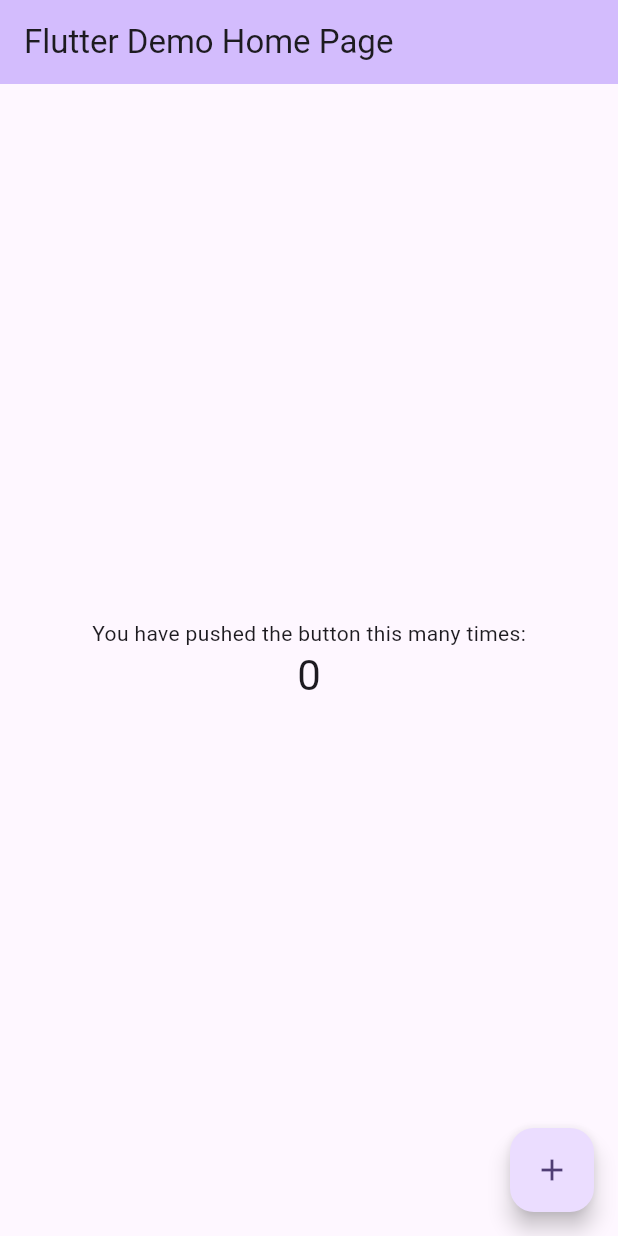
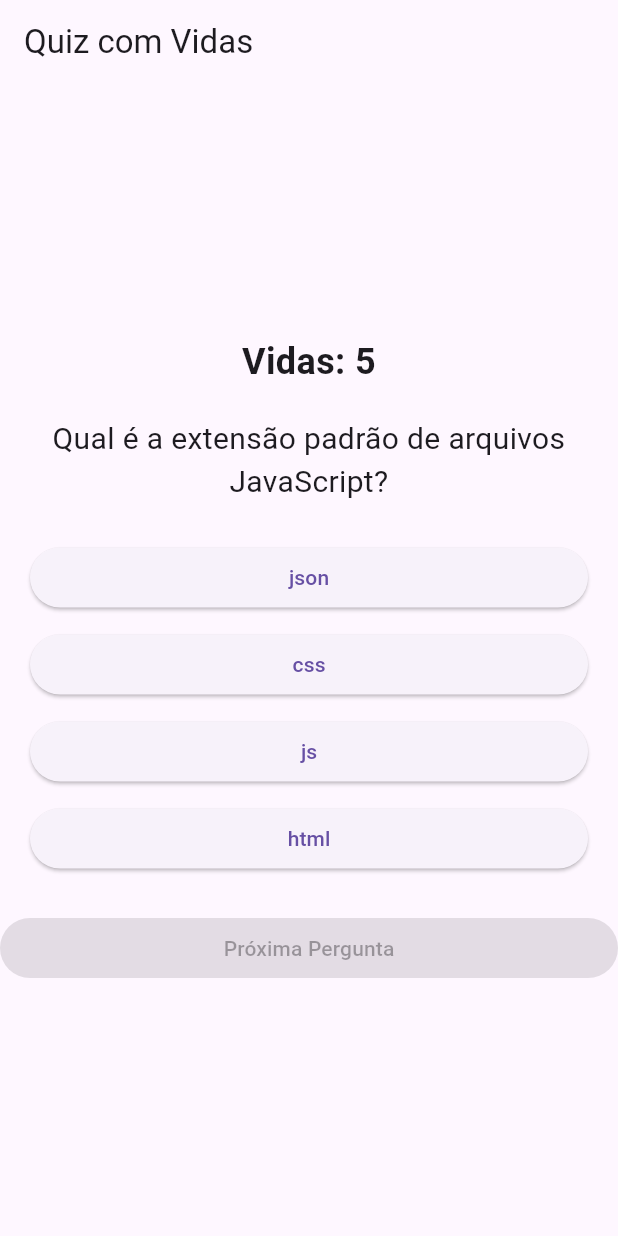
Before and after one commit to Organizacao-Tributo-Victor-Guimaraes/projeto_teclearn_flutter_2, a Flutter app: the screen it shows after launch, on a phone screen of 412 x 824 dp. Run offline on Flutter 3.47's test engine with Material 3 defaults, Android fonts, the phone set to English and light mode, and no system bars.

Commit message:
Criando main.dart para o sistema de quiz.
Criando um sistema com perguntas e respostas, em que ao responder uma pergunta, o botão de ir para a próxima pergunta seja liberado. Contando também com um contador de vidas.  O sistema reconhece quando suas vidas acabam e dá "Game Over", além de que ele manda as perguntas que foram respondidas incorretamente para o fim da fila, e coloca a ordem das respostas em posições aleatórias.

```diff
--- a/projeto_teclearn_flutter/lib/main.dart
+++ b/projeto_teclearn_flutter/lib/main.dart
@@ -1,125 +1,223 @@
 import 'package:flutter/material.dart';
+import 'dart:math';
 
 void main() {
-  runApp(const MyApp());
+  runApp(QuizApp());
 }
 
-class MyApp extends StatelessWidget {
-  const MyApp({super.key});
-
-  // This widget is the root of your application.
+class QuizApp extends StatelessWidget {
   @override
   Widget build(BuildContext context) {
     return MaterialApp(
-      title: 'Flutter Demo',
-      theme: ThemeData(
-        // This is the theme of your application.
-        //
-        // TRY THIS: Try running your application with "flutter run". You'll see
-        // the application has a purple toolbar. Then, without quitting the app,
-        // try changing the seedColor in the colorScheme below to Colors.green
-        // and then invoke "hot reload" (save your changes or press the "hot
-        // reload" button in a Flutter-supported IDE, or press "r" if you used
-        // the command line to start the app).
-        //
-        // Notice that the counter didn't reset back to zero; the application
-        // state is not lost during the reload. To reset the state, use hot
-        // restart instead.
-        //
-        // This works for code too, not just values: Most code changes can be
-        // tested with just a hot reload.
-        colorScheme: ColorScheme.fromSeed(seedColor: Colors.deepPurple),
-        useMaterial3: true,
-      ),
-      home: const MyHomePage(title: 'Flutter Demo Home Page'),
+      debugShowCheckedModeBanner: false,
+      home: QuizPage(),
     );
   }
 }
 
-class MyHomePage extends StatefulWidget {
-  const MyHomePage({super.key, required this.title});
+class QuizPage extends StatefulWidget {
+  @override
+  _QuizPageState createState() => _QuizPageState();
+}
 
-  // This widget is the home page of your application. It is stateful, meaning
-  // that it has a State object (defined below) that contains fields that affect
-  // how it looks.
+class _QuizPageState extends State<QuizPage> {
+  int currentQuestionIndex = 0;
+  int lives = 5;
+  bool isOptionSelected = false;
+  bool isAnswerCorrect = false;
 
-  // This class is the configuration for the state. It holds the values (in this
-  // case the title) provided by the parent (in this case the App widget) and
-  // used by the build method of the State. Fields in a Widget subclass are
-  // always marked "final".
+  final List<Map<String, Object>> questions = [
+    {
+      'question': 'Qual é a extensão padrão de arquivos JavaScript?',
+      'options': ['html', 'json', 'js', 'css'],
+      'correctAnswer': 'js',
+    },
+    {
+      'question': 'Qual é o maior planeta do sistema solar?',
+      'options': ['Terra', 'Marte', 'Júpiter', 'Saturno'],
+      'correctAnswer': 'Júpiter',
+    },
+    {
+      'question': 'Qual a variável para inteiros?',
+      'options': ['float', 'int', 'double', 'char'],
+      'correctAnswer': 'int',
+    },
+    {
+      'question': 'Em Python, como você imprime algo na tela?',
+      'options': ['echo()', 'System.out.println()', 'console.log()', 'print()'],
+      'correctAnswer': 'print()',
+    },
+  ];
 
-  final String title;
+  late List<Map<String, Object>> questionQueue;
 
   @override
-  State<MyHomePage> createState() => _MyHomePageState();
+  void initState() {
+    super.initState();
+    resetGame();
   }
 
-class _MyHomePageState extends State<MyHomePage> {
-  int _counter = 0;
+  void shuffleOptions() {
+    final currentOptions = questionQueue[currentQuestionIndex]['options'] as List<String>;
+    currentOptions.shuffle(Random());
+  }
 
-  void _incrementCounter() {
+  void handleAnswer(String selectedAnswer) {
+    final correctAnswer = questionQueue[currentQuestionIndex]['correctAnswer'] as String;
+
     setState(() {
-      // This call to setState tells the Flutter framework that something has
-      // changed in this State, which causes it to rerun the build method below
-      // so that the display can reflect the updated values. If we changed
-      // _counter without calling setState(), then the build method would not be
-      // called again, and so nothing would appear to happen.
-      _counter++;
+      isOptionSelected = true;
+      isAnswerCorrect = (selectedAnswer == correctAnswer);
+
+      if (!isAnswerCorrect) {
+        lives--;
+        if (lives == 0) {
+          _showGameOverDialog();
+        }
+      }
     });
+  }
+
+  void nextQuestion() {
+    setState(() {
+      if (!isAnswerCorrect) {
+        // Move a pergunta errada para o final da fila
+        final incorrectQuestion = questionQueue.removeAt(currentQuestionIndex);
+        questionQueue.add(incorrectQuestion);
+      } else {
+        // Se a resposta estiver correta, remover a pergunta da fila
+        questionQueue.removeAt(currentQuestionIndex);
+      }
+
+      if (questionQueue.isEmpty) {
+        // Se todas as perguntas foram respondidas corretamente
+        _showWinDialog();
+      } else {
+        // Caso contrário, avançar para a próxima pergunta
+        if (currentQuestionIndex >= questionQueue.length) {
+          currentQuestionIndex = 0;
+        }
+        isOptionSelected = false;
+        isAnswerCorrect = false;
+        shuffleOptions();
+      }
+    });
+  }
+
+  void resetGame() {
+    setState(() {
+      currentQuestionIndex = 0;
+      lives = 5;
+      isOptionSelected = false;
+      isAnswerCorrect = false;
+      questionQueue = List.from(questions);
+      shuffleOptions();
+    });
+  }
+
+  void _showGameOverDialog() {
+    showDialog(
+      context: context,
+      builder: (ctx) => AlertDialog(
+        title: Text('Game Over'),
+        content: Text('Você perdeu todas as vidas.'),
+        actions: [
+          TextButton(
+            onPressed: () {
+              Navigator.of(ctx).pop();
+              resetGame();
+            },
+            child: Text('Reiniciar'),
+          ),
+        ],
+      ),
+    );
+  }
+
+  void _showWinDialog() {
+    showDialog(
+      context: context,
+      builder: (ctx) => AlertDialog(
+        title: Text('Parabéns!'),
+        content: Text('Você completou o quiz com sucesso.'),
+        actions: [
+          TextButton(
+            onPressed: () {
+              Navigator.of(ctx).pop();
+              resetGame();
+            },
+            child: Text('Reiniciar'),
+          ),
+        ],
+      ),
+    );
   }
 
   @override
   Widget build(BuildContext context) {
-    // This method is rerun every time setState is called, for instance as done
-    // by the _incrementCounter method above.
-    //
-    // The Flutter framework has been optimized to make rerunning build methods
-    // fast, so that you can just rebuild anything that needs updating rather
-    // than having to individually change instances of widgets.
+    if (questionQueue.isEmpty) {
       return Scaffold(
         appBar: AppBar(
-        // TRY THIS: Try changing the color here to a specific color (to
-        // Colors.amber, perhaps?) and trigger a hot reload to see the AppBar
-        // change color while the other colors stay the same.
-        backgroundColor: Theme.of(context).colorScheme.inversePrimary,
-        // Here we take the value from the MyHomePage object that was created by
-        // the App.build method, and use it to set our appbar title.
-        title: Text(widget.title),
+          title: Text('Quiz com Vidas'),
         ),
         body: Center(
-        // Center is a layout widget. It takes a single child and positions it
-        // in the middle of the parent.
-        child: Column(
-          // Column is also a layout widget. It takes a list of children and
-          // arranges them vertically. By default, it sizes itself to fit its
-          // children horizontally, and tries to be as tall as its parent.
-          //
-          // Column has various properties to control how it sizes itself and
-          // how it positions its children. Here we use mainAxisAlignment to
-          // center the children vertically; the main axis here is the vertical
-          // axis because Columns are vertical (the cross axis would be
-          // horizontal).
-          //
-          // TRY THIS: Invoke "debug painting" (choose the "Toggle Debug Paint"
-          // action in the IDE, or press "p" in the console), to see the
-          // wireframe for each widget.
+          child: Text(
+            'Carregando...',
+            style: TextStyle(fontSize: 20),
+          ),
+        ),
+      );
+    }
+
+    final question = questionQueue[currentQuestionIndex];
+
+    return Scaffold(
+      appBar: AppBar(
+        title: Text('Quiz com Vidas'),
+      ),
+      body: Column(
         mainAxisAlignment: MainAxisAlignment.center,
-          children: <Widget>[
-            const Text(
-              'You have pushed the button this many times:',
+        crossAxisAlignment: CrossAxisAlignment.stretch,
+        children: [
+          Text(
+            'Vidas: $lives',
+            style: TextStyle(fontSize: 24, fontWeight: FontWeight.bold),
+            textAlign: TextAlign.center,
           ),
+          SizedBox(height: 20),
           Text(
-              '$_counter',
-              style: Theme.of(context).textTheme.headlineMedium,
+            question['question'] as String,
+            style: TextStyle(fontSize: 20),
+            textAlign: TextAlign.center,
+          ),
+          SizedBox(height: 20),
+          ...(question['options'] as List<String>).map((option) {
+            return Padding(
+              padding: const EdgeInsets.symmetric(vertical: 5.0, horizontal: 20.0),
+              child: ElevatedButton(
+                onPressed: isOptionSelected
+                    ? null
+                    : () {
+                  handleAnswer(option);
+                },
+                style: ElevatedButton.styleFrom(
+                  backgroundColor: isOptionSelected && option == question['correctAnswer']
+                      ? Colors.green
+                      : isOptionSelected && option != question['correctAnswer']
+                      ? Colors.red
+                      : null,
+                ),
+                child: Text(option),
+              ),
+            );
+          }).toList(),
+          SizedBox(height: 20),
+          ElevatedButton(
+            onPressed: isOptionSelected ? nextQuestion : null,
+            child: Text('Próxima Pergunta'),
           ),
         ],
       ),
-      ),
-      floatingActionButton: FloatingActionButton(
-        onPressed: _incrementCounter,
-        tooltip: 'Increment',
-        child: const Icon(Icons.add),
-      ), // This trailing comma makes auto-formatting nicer for build methods.
     );
   }
 }
```
Lines whose indentation alone changed are shown as unchanged.
